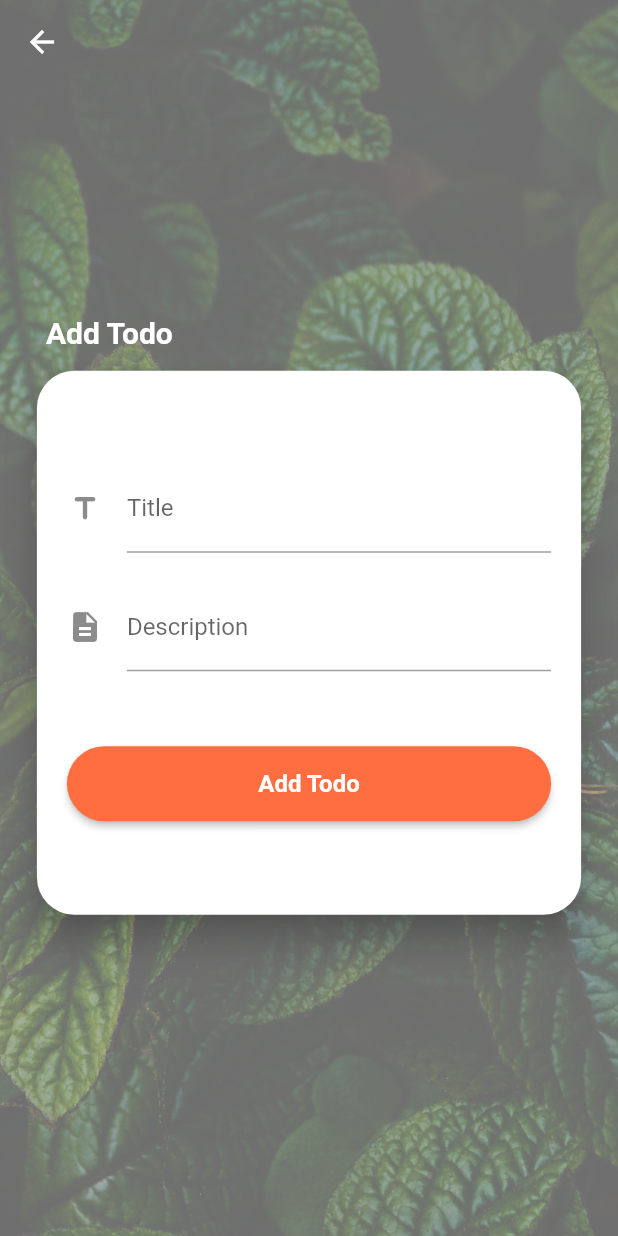
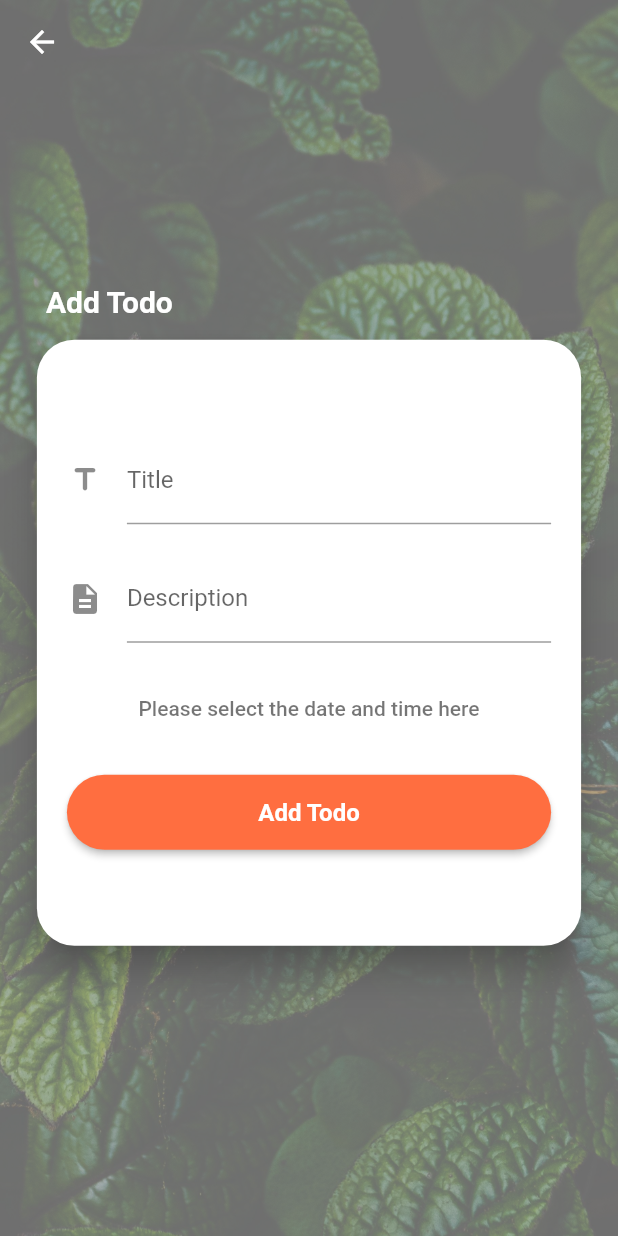
Before and after one commit to Gadi0905/ngtszhim_vt6001cem_project, a Flutter app: the AddTodoScreen screen opened directly, after a tap on "Add Todo", after a tap on "Add todo", on a phone screen of 412 x 824 dp. Run offline on Flutter 3.47's test engine with Material 2 defaults, Android fonts, the phone set to English and light mode, and no system bars; our stand-ins replace cloud_firestore, firebase_auth, firebase_core, firebase_database, flutter_datetime_picker, syncfusion_flutter_charts and 1 more; accounts and stored records are empty.

Commit message:
Upgraded todolist function todolist page: 1. Display todo in chronological order. 2. The overflow handle is changed from "..." to "next line". 3. Change from only showing date to showing date and time. add todo page: 1. Added the function of user selection time, allowing users to choose todo time more freely. (When the user does not select a time, the system automatically selects the current time.)

```diff
--- a/lib/src/helpers/firebase_helper/model_helper/todo_model/todo_model.dart
+++ b/lib/src/helpers/firebase_helper/model_helper/todo_model/todo_model.dart
@@ -16,11 +16,11 @@ class TodoModel {
     time = json['time'];
   }
 
-  Map<String, Object?> toJson() {
+  Map<String, Object?> toJson(DateTime? dateTime) {
     return {
       'title': title,
       'description': description,
-      'time': currentDatetimeToTimestamp(),
+      'time': datetimeToTimestamp(dateTime),
     };
   }
 
@@ -29,13 +29,13 @@ class TodoModel {
       return '';
     }
     var dateFromTimeStamp =
-    DateTime.fromMillisecondsSinceEpoch(timeStamp.seconds * 1000);
-    return DateFormat('dd-MM-yyyy').format(dateFromTimeStamp);
+        DateTime.fromMillisecondsSinceEpoch(timeStamp.seconds * 1000);
+    return DateFormat('yyyy-MM-dd – kk:mm').format(dateFromTimeStamp);
   }
 
-  static Timestamp currentDatetimeToTimestamp() {
-    DateTime currentPhoneDate = DateTime.now(); //DateTime
-    return Timestamp.fromDate(currentPhoneDate);
+  static Timestamp datetimeToTimestamp(DateTime? dateTime) {
+    dateTime ??= DateTime.now();
+    return Timestamp.fromDate(dateTime);
   }
 
   @override
--- a/lib/src/screens/logged_in_screens/todo_list_screen/add_todo_screen.dart
+++ b/lib/src/screens/logged_in_screens/todo_list_screen/add_todo_screen.dart
@@ -1,5 +1,6 @@
 import 'package:cloud_firestore/cloud_firestore.dart';
 import 'package:flutter/material.dart';
+import 'package:flutter_datetime_picker/flutter_datetime_picker.dart';
 import 'package:ngtszhim_vt6001cem_project/src/helpers/firebase_helper/model_helper/todo_model/todo_model.dart';
 import 'package:ngtszhim_vt6001cem_project/src/helpers/routes_helper/routes_helper.dart';
 import 'package:ngtszhim_vt6001cem_project/src/helpers/widgets_helper/appbar_widget/default_appbar_widget.dart';
@@ -19,8 +20,10 @@ class AddTodoScreen extends StatefulWidget {
 class _AddTodoScreenState extends State<AddTodoScreen> {
   final titleController = TextEditingController();
   final descriptionController = TextEditingController();
+
   // final GlobalKey<FormState> _key = GlobalKey<FormState>();
   String errorMessage = '';
+  late DateTime dateTime = DateTime.now();
 
   @override
   Widget build(BuildContext context) {
@@ -96,7 +99,7 @@ class _AddTodoScreenState extends State<AddTodoScreen> {
   Widget _buildCard(BuildContext context) {
     return SizedBox(
       width: MediaQuery.of(context).size.width * 0.9,
-      height: MediaQuery.of(context).size.height * 0.45,
+      height: MediaQuery.of(context).size.height * 0.5,
       child: Card(
         shape: RoundedRectangleBorder(
           borderRadius: BorderRadius.circular(25.0),
@@ -111,7 +114,9 @@ class _AddTodoScreenState extends State<AddTodoScreen> {
               _buildTitleField(),
               const SizedBox(height: 20),
               _buildDescriptionField(),
-              const SizedBox(height: 50),
+              const SizedBox(height: 20),
+              _buildDateTimePicker(context),
+              const SizedBox(height: 20),
               ButtonWidget.basicStyle(
                 context: context,
                 title: 'Add Todo',
@@ -163,18 +168,40 @@ class _AddTodoScreenState extends State<AddTodoScreen> {
     );
   }
 
+  Widget _buildDateTimePicker(BuildContext context) {
+    return TextButton(
+      onPressed: () {
+        DatePicker.showDateTimePicker(context, showTitleActions: true,
+            onChanged: (date) {
+          // print(
+          //   'change $date in time zone ' +
+          //       date.timeZoneOffset.inHours.toString(),
+          // );
+        }, onConfirm: (date) {
+          dateTime = date;
+          // print('confirm $dateTime');
+        }, currentTime: DateTime.now());
+      },
+      child: const Text(
+        'Please select the date and time here',
+        style: TextStyle(color: Colors.black54),
+      ),
+    );
+  }
+
   Future addTodo() async {
     try {
       final todo = <String, dynamic>{
         'title': titleController.text,
         'description': descriptionController.text,
-        'time': TodoModel.currentDatetimeToTimestamp(),
+        'time': TodoModel.datetimeToTimestamp(dateTime),
       };
       FirebaseFirestore.instance
           .collection('todos')
           .add(todo)
           .then((DocumentReference doc) {
-        TopSnackBar.showInfo(context: context, message: 'Todo list has been added');
+        TopSnackBar.showInfo(
+            context: context, message: 'Todo list has been added');
         RoutesHelper.popToRoot(context);
         RoutesHelper.pushScreen(context, const TodoListScreen());
       });
--- a/lib/src/screens/logged_in_screens/todo_list_screen/todo_list_screen.dart
+++ b/lib/src/screens/logged_in_screens/todo_list_screen/todo_list_screen.dart
@@ -170,21 +170,21 @@ class _TodoListScreenState extends State<TodoListScreen> {
                 'Title: ${todoList[index].title ?? 'title'}',
                 style: const TextStyle(
                   fontWeight: FontWeight.bold,
-                  overflow: TextOverflow.ellipsis,
+                  overflow: TextOverflow.clip,
                 ),
               ),
               Text(
                 'Description: ${todoList[index].description ?? 'description'}',
                 style: const TextStyle(
                   fontWeight: FontWeight.bold,
-                  overflow: TextOverflow.ellipsis,
+                  overflow: TextOverflow.clip,
                 ),
               ),
               Text(
                 'Date: ${TodoModel.timestampConvertToString(todoList[index].time)}',
                 style: const TextStyle(
                   fontWeight: FontWeight.bold,
-                  overflow: TextOverflow.ellipsis,
+                  overflow: TextOverflow.clip,
                 ),
               ),
             ],
--- a/pubspec.yaml
+++ b/pubspec.yaml
@@ -40,6 +40,7 @@ dependencies:
   firebase_auth: ^3.3.14
   cloud_firestore: ^3.1.12
   firebase_database: ^9.0.11
+  flutter_datetime_picker: ^1.5.1
 
 dev_dependencies:
   flutter_test:
```
